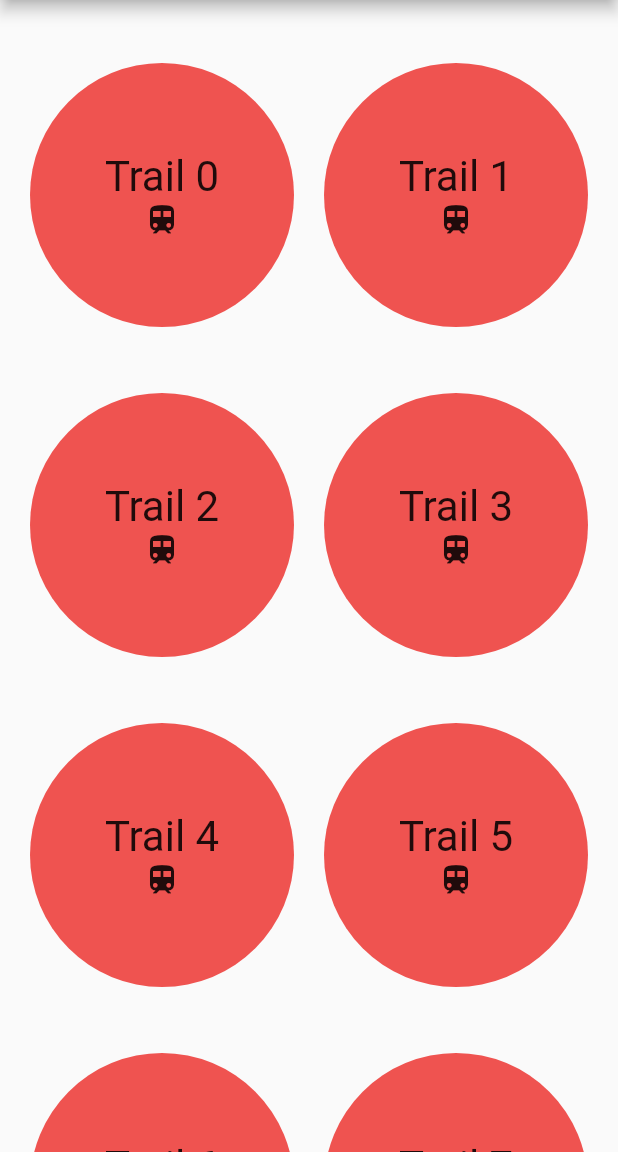
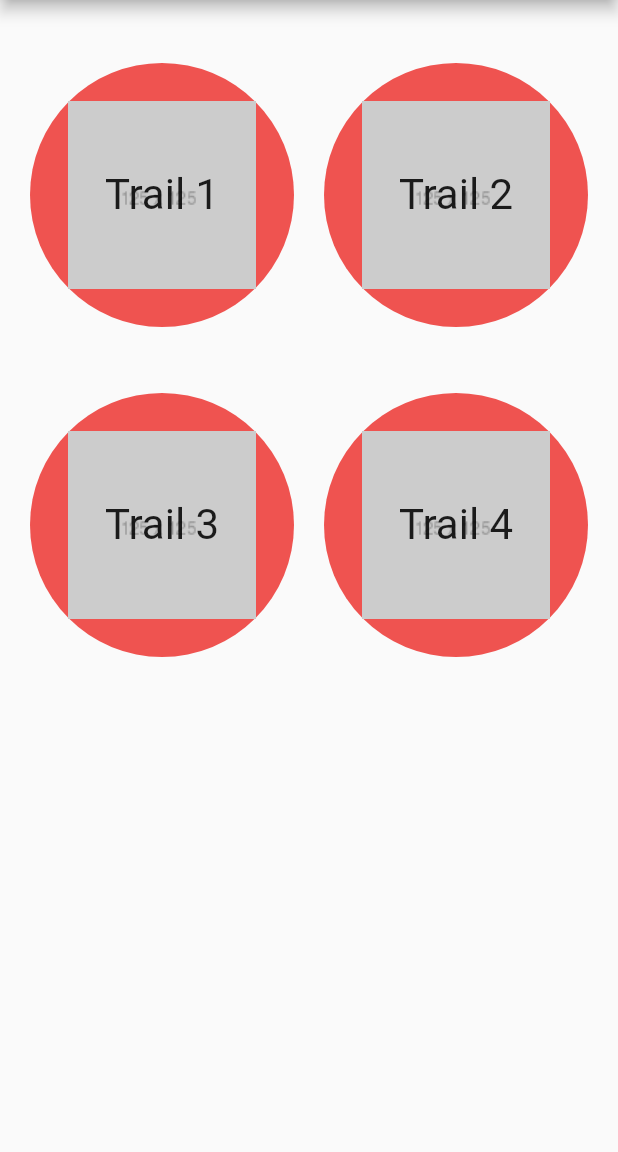
Before and after one commit to kstevenson93/InkWell-GridView-Demo, a Flutter app: the screen it shows after launch, on a phone screen of 412 x 824 dp, the part 84-1236 px from its top. Run offline on Flutter 3.47's test engine with Material 2 defaults, Android fonts, the phone set to English and light mode, and no system bars.

Commit message:
Replaced train icon with placeholder image
Changed trail object to use an Image asset instead of an Icon, modified program to reflect this

```diff
--- a/inkwell_gridview/lib/main.dart
+++ b/inkwell_gridview/lib/main.dart
@@ -30,10 +30,13 @@ class MyHomePage extends StatefulWidget {
 class _MyHomePageState extends State<MyHomePage> {
   //Create a list of objects to display on page
   final trails = List<Trail>.generate(
-    10,
+    4,
     (i) => Trail(
-          'Trail $i',
-          Icon(Icons.train),
+          'Trail ${i + 1}',
+          new Image.asset(
+            'assets/img/125.png',
+            fit: BoxFit.cover,
+          ),
         ),
   );
 
@@ -70,7 +73,7 @@ class _MyHomePageState extends State<MyHomePage> {
               child: InkWell(
                 highlightColor: Colors.orangeAccent.withOpacity(0.2),
                 splashColor: Colors.yellow[400],
-                  radius: 35.0,
+                radius: 25.0,
                 borderRadius: BorderRadius.circular(180),
                 onTap: () {
                   setState(() {});
@@ -85,18 +88,19 @@ class _MyHomePageState extends State<MyHomePage> {
                   );
                 },
                 //Column() holds the data at each index inside of the InkWell
-                  child: Column(
-                    mainAxisSize: MainAxisSize.max,
-                    mainAxisAlignment: MainAxisAlignment.center,
-                    verticalDirection: VerticalDirection.down,
+                child: Stack(
+                  fit: StackFit.loose,
+                  overflow: Overflow.clip,
+                  alignment: Alignment.center,
                   children: <Widget>[
+                    trails[index].image,
                     Text(
                       trails[index].title,
                       textScaleFactor: 2.0,
                     ),
-                      trails[index].icon,
                   ],
-                  )),
+                ),
+              ),
             );
           })),
     );
--- a/inkwell_gridview/lib/trail.dart
+++ b/inkwell_gridview/lib/trail.dart
@@ -2,7 +2,7 @@ import 'package:flutter/material.dart';
 
 class Trail {
   final String title;
-  final Icon icon;
+  final Image image;
 
-  Trail(this.title, this.icon);
+  Trail(this.title, this.image);
 }
--- a/inkwell_gridview/lib/trail_details.dart
+++ b/inkwell_gridview/lib/trail_details.dart
@@ -15,7 +15,7 @@ class TrailDetails extends StatelessWidget {
       body: Center(
         child: Padding(
           padding: EdgeInsets.all(16.0),
-          child: trail.icon,
+          child: trail.image,
         ),
       ),
     );
--- a/inkwell_gridview/pubspec.yaml
+++ b/inkwell_gridview/pubspec.yaml
@@ -39,9 +39,8 @@ flutter:
   uses-material-design: true
 
   # To add assets to your application, add an assets section, like this:
-  # assets:
-  #  - images/a_dot_burr.jpeg
-  #  - images/a_dot_ham.jpeg
+  assets:
+   - assets/img/
 
   # An image asset can refer to one or more resolution-specific "variants", see
   # https://flutter.io/assets-and-images/#resolution-aware.
```
Also changed, not shown: inkwell_gridview/assets/img/125.png (added). Lines whose indentation alone changed are shown as unchanged.
